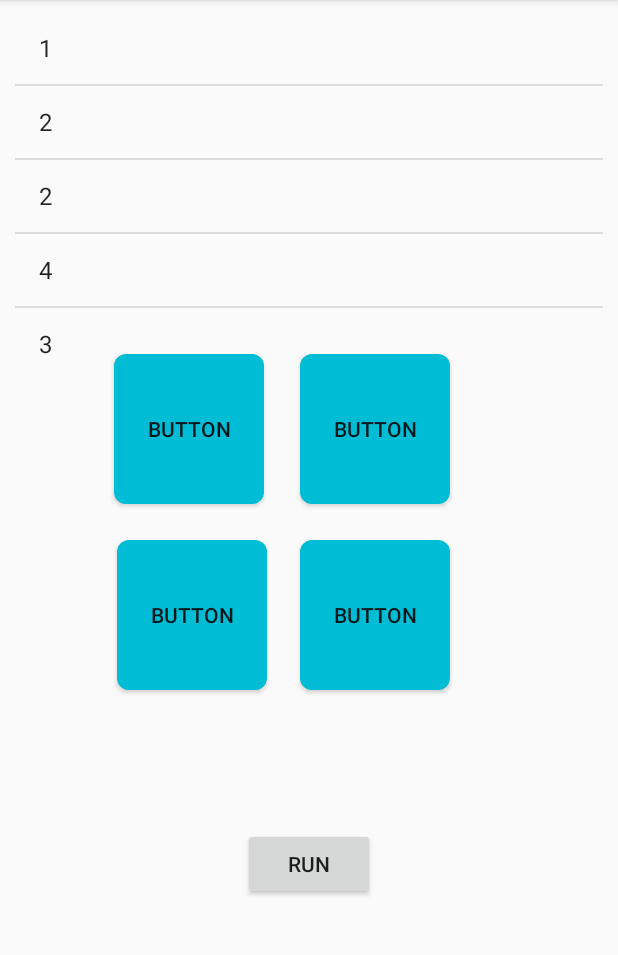
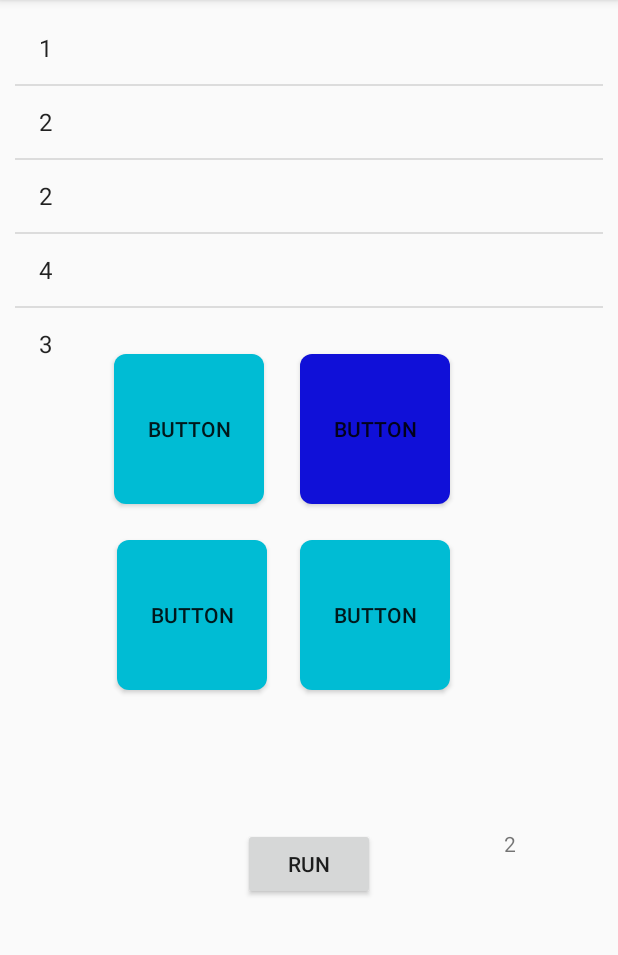
Before and after one commit to TalekC-137/SimonSays, an Android app: the screen it shows after launch (MainActivity), after a tap on "BUTTON", on a phone screen of 412 x 824 dp, the part 84-1039 px from its top. Run offline under Robolectric (Android 15) with nearby library versions, the phone set to English and light mode, and no system bars.

Commit message:
basically finished the main concept of the game

```diff
--- a/app/src/main/java/com/scollon/simon/MainActivity.kt
+++ b/app/src/main/java/com/scollon/simon/MainActivity.kt
@@ -6,15 +6,16 @@ import android.os.Handler
 import android.view.View
 import android.widget.ArrayAdapter
 import android.widget.Toast
+import androidx.core.view.isVisible
 import kotlinx.android.synthetic.main.activity_main.*
 import kotlinx.coroutines.*
 import java.util.concurrent.TimeUnit
 
 class MainActivity : AppCompatActivity() {
 
-    var seq_pos = 0
+    var seq_pos = 0 // number of rounds played
+    var rounds = 1
     var seq = listOf<Int>()
-
     override fun onCreate(savedInstanceState: Bundle?) {
         super.onCreate(savedInstanceState)
         setContentView(R.layout.activity_main)
@@ -31,11 +32,16 @@ class MainActivity : AppCompatActivity() {
 
         btn_run.setOnClickListener(){
          seqShow()
+            btn_run.visibility  = View.GONE
         }
 
 
         val adapter = ArrayAdapter(this, android.R.layout.simple_list_item_1, seq)
         lista.adapter = adapter
+
+
+
+
 
 
 
@@ -45,10 +51,10 @@ class MainActivity : AppCompatActivity() {
 
         when(view.id){
 
-            R.id.button -> Toast.makeText(this, "L G", Toast.LENGTH_LONG).show()
-            R.id.button2 -> Toast.makeText(this, "P G", Toast.LENGTH_LONG).show()
-            R.id.button3 -> Toast.makeText(this, "L D", Toast.LENGTH_LONG).show()
-            R.id.button4 -> Toast.makeText(this, "P D", Toast.LENGTH_LONG).show()
+            R.id.button -> getButton(1)
+            R.id.button2 -> getButton(2)
+            R.id.button3 -> getButton(3)
+            R.id.button4 -> getButton(4)
 
         }
 
@@ -56,23 +62,34 @@ class MainActivity : AppCompatActivity() {
 
     fun getButton(btn_pushed: Int){
 
-        for(i in 0..seq_pos){
-            if(seq[seq_pos] == btn_pushed){
+
+
+//player got it right
+            if (seq[seq_pos] == btn_pushed) {
                 seq_pos++
-                //poka guziora
-            }else{
+                btnShow(btn_pushed)
+
+                if(seq_pos == rounds){
+                    //player got the whole sequence right
+                    Toast.makeText(this, "brawo", Toast.LENGTH_LONG).show()
+                    seq_pos =0
+                   rounds++
+                    seqShow()
+                }
+
+            } else {
+                // player made a mistake
                 Toast.makeText(this, "źle", Toast.LENGTH_LONG).show()
-
             }
 
-        }
+
 
     }
 
     fun seqShow(){
-
+    tv_rounds.text = rounds.toString()
             CoroutineScope(Dispatchers.IO).launch    {
-                for (i in 0..seq.size-1){
+                for (i in 0..rounds-1){   // it only shows the sequence to the set number of round that is currently being played
                     delay(TimeUnit.SECONDS.toMillis(1))
                 withContext(Dispatchers.Main) {
                   // this is called after 3 secs
@@ -125,7 +142,6 @@ fun btnShow(btn: Int){
             withContext(Dispatchers.Main) {
                 // this is called after 3 secs
                 button4.setBackgroundResource(R.drawable.kafelek);
-
             }
         }
         button4.setBackgroundResource(R.drawable.kafelek2);
@@ -133,7 +149,6 @@ fun btnShow(btn: Int){
         Toast.makeText(this, "idk how you did this but you broke the game", Toast.LENGTH_LONG).show()
     }
 
+ }
 
 }
-
-}
--- a/app/src/main/res/layout/activity_main.xml
+++ b/app/src/main/res/layout/activity_main.xml
@@ -75,4 +75,13 @@
         app:layout_constraintStart_toStartOf="parent"
         app:layout_constraintTop_toBottomOf="@+id/button4"
         app:layout_constraintVertical_bias="0.0" />
+
+    <TextView
+        android:id="@+id/tv_rounds"
+        android:layout_width="wrap_content"
+        android:layout_height="wrap_content"
+        android:layout_marginEnd="68dp"
+        android:layout_marginBottom="196dp"
+        app:layout_constraintBottom_toBottomOf="parent"
+        app:layout_constraintEnd_toEndOf="parent" />
 </androidx.constraintlayout.widget.ConstraintLayout>
```
